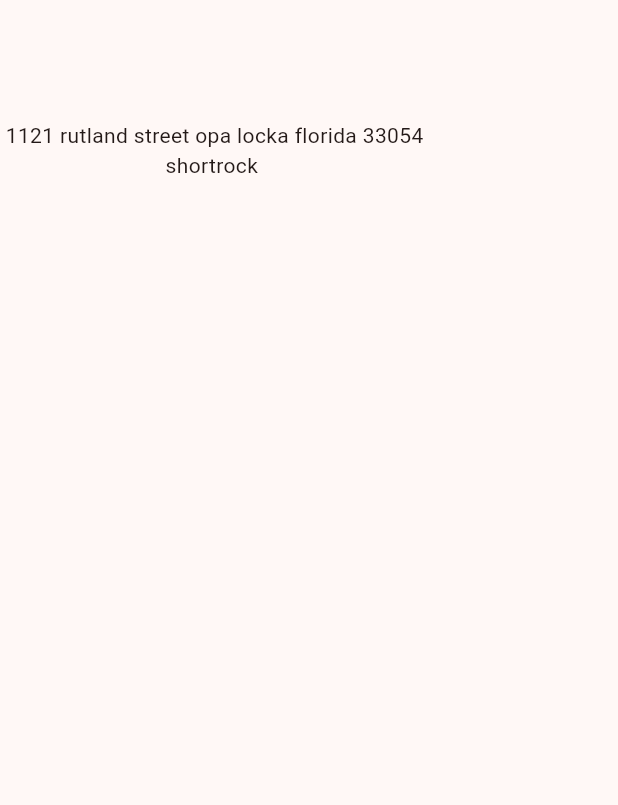
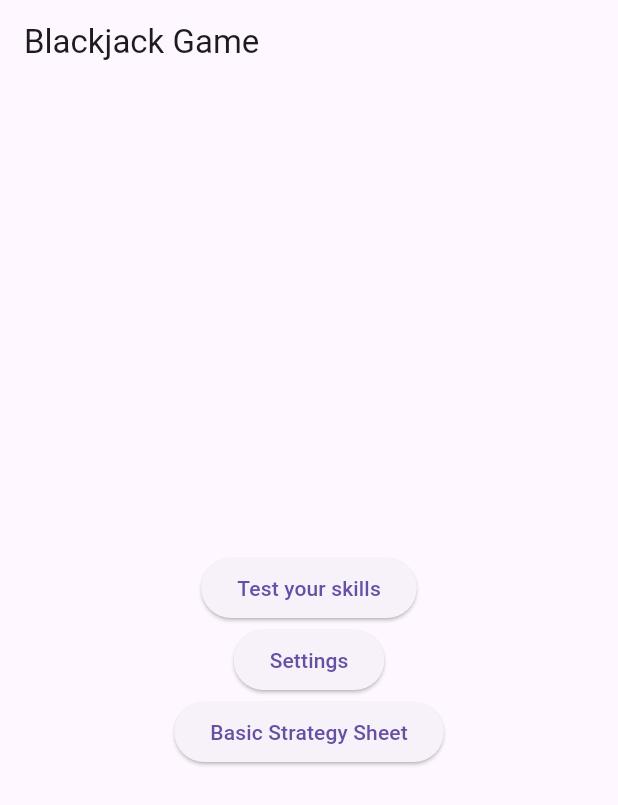
Before and after one commit to Anthonyl14201/Trident-Blackjack, a Flutter app: the screen it shows after launch, on a phone screen of 412 x 824 dp. Shown: the top 805 px of the screen. Run offline on Flutter 3.47's test engine with Material 3 defaults, Android fonts, the phone set to English and light mode, and no system bars.

Commit message:
main menu
placeholder game screen but starting to use other directories so main.dart isnt crowded

```diff
--- a/trident_blackjack/lib/main.dart
+++ b/trident_blackjack/lib/main.dart
@@ -1,46 +1,19 @@
-import 'package:english_words/english_words.dart';
 import 'package:flutter/material.dart';
-import 'package:provider/provider.dart';
+import 'screens/main_menu.dart';  // Import your main menu screen
 
 void main() {
   runApp(MyApp());
 }
 
 class MyApp extends StatelessWidget {
-  const MyApp({super.key});
-
   @override
   Widget build(BuildContext context) {
-    return ChangeNotifierProvider(
-      create: (context) => MyAppState(),
-      child: MaterialApp(
-        title: 'Namer App',
-        theme: ThemeData(
-          useMaterial3: true,
-          colorScheme: ColorScheme.fromSeed(seedColor: Colors.deepOrange),
-        ),
-        home: MyHomePage(),
+    return MaterialApp(
+      title: 'Blackjack Game',
+      theme: ThemeData(
+        primarySwatch: Colors.green, // Feel free to style the theme
       ),
+      home: MainMenu(),
     );
   }
 }
-
-class MyAppState extends ChangeNotifier {
-  var current = WordPair.random();
-}
-
-class MyHomePage extends StatelessWidget {
-  @override
-  Widget build(BuildContext context) {
-    var appState = context.watch<MyAppState>();
-
-    return Scaffold(
-      body: Column(
-        children: [
-          Text('\n \n \n \n 1121 rutland street opa locka florida 33054'),
-          Text(appState.current.asLowerCase),
-        ],
-      ),
-    );
-  }
-}
--- /dev/null
+++ b/trident_blackjack/lib/screens/main_menu.dart
@@ -0,0 +1,42 @@
+import 'package:flutter/material.dart';
+import 'training_screen.dart';  // Import the game screen
+
+class MainMenu extends StatelessWidget {
+  @override
+  Widget build(BuildContext context) {
+    return Scaffold(
+      appBar: AppBar(
+        title: Text('Blackjack Game'),
+      ),
+      body: Center(
+        child: Column(
+          mainAxisAlignment: MainAxisAlignment.center,
+          children: [
+            ElevatedButton(
+              onPressed: () {
+                // Navigate to the game screen
+                Navigator.push(
+                  context,
+                  MaterialPageRoute(builder: (context) => GameScreen()),  // Pushes the GameScreen to the stack
+                );
+              },
+              child: Text('Test your skills'),
+            ),
+            ElevatedButton(
+              onPressed: () {
+                // Add more functionality here for other screens
+              },
+              child: Text('Settings'),
+            ),
+            ElevatedButton(
+              onPressed: () {
+                // Add more functionality here for other screens
+              },
+              child: Text('Basic Strategy Sheet'),
+            ),
+          ],
+        ),
+      ),
+    );
+  }
+}
--- /dev/null
+++ b/trident_blackjack/lib/screens/training_screen.dart
@@ -0,0 +1,15 @@
+import 'package:flutter/material.dart';
+
+class GameScreen extends StatelessWidget {
+  @override
+  Widget build(BuildContext context) {
+    return Scaffold(
+      appBar: AppBar(
+        title: Text('Blackjack Game'),
+      ),
+      body: Center(
+        child: Text('Game in progress...'),
+      ),
+    );
+  }
+}
```
